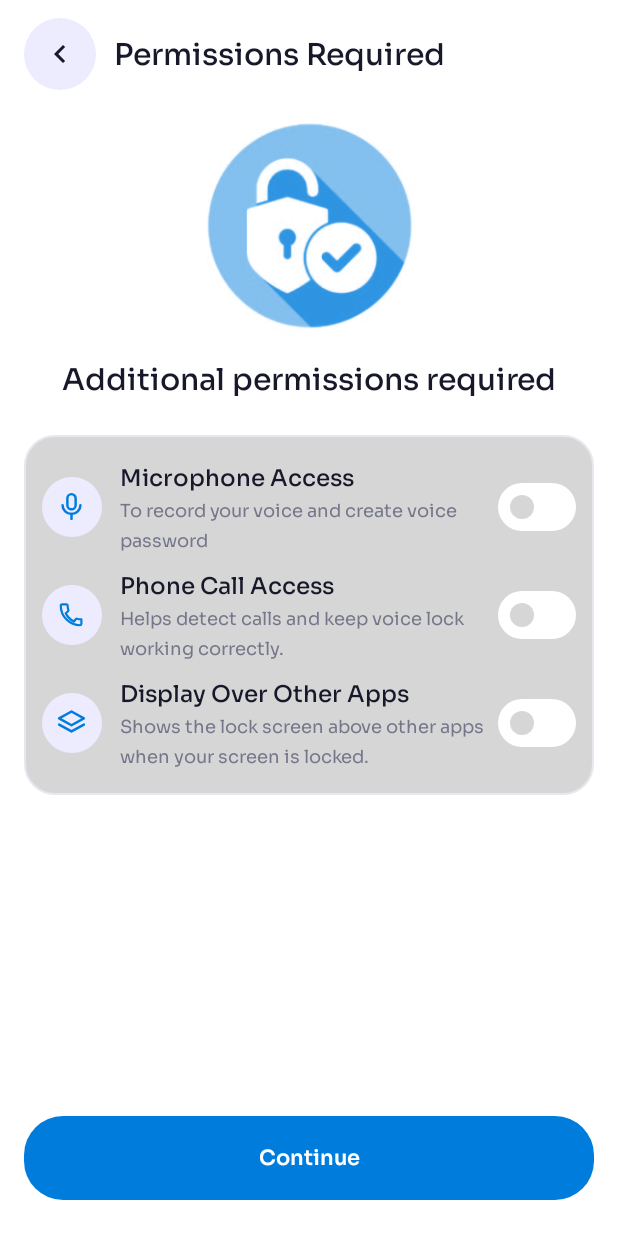
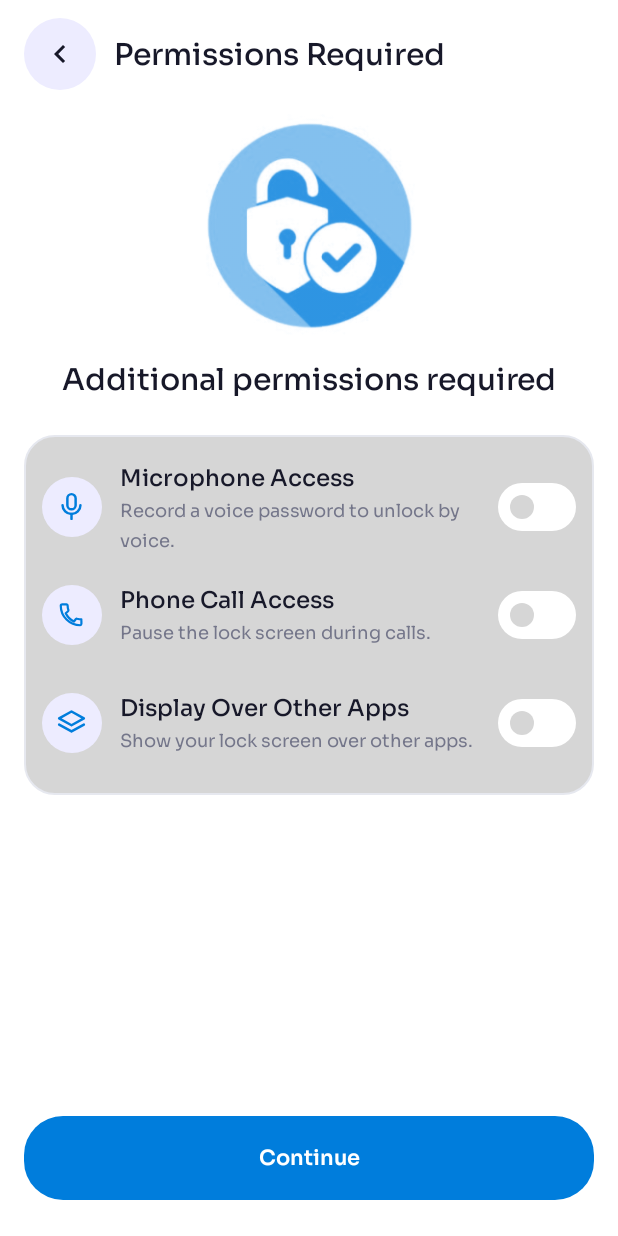
Before and after one commit to Muhammad-muaz-dev/Voice_lock_screen, an Android app: the layout fragment_permission.xml on its own in the app's theme, with its tools: preview values and no code run, on a phone screen of 412 x 824 dp. Run offline under Robolectric (Android 15) with nearby library versions, the phone set to English and light mode, and no system bars.

Commit message:
dev_muaz

```diff
--- a/app/src/main/java/com/futurecode/voicelockscreen/ui/custom/PatternLockView.kt
+++ b/app/src/main/java/com/futurecode/voicelockscreen/ui/custom/PatternLockView.kt
@@ -40,7 +40,7 @@ class PatternLockView @JvmOverloads constructor(
     private val cardRect = RectF()
 
     private val setupRingColor = ContextCompat.getColor(context, R.color.textTertiary)
-    private val setupDotColor = ContextCompat.getColor(context, R.color.primary_dark)
+    private val setupDotColor = ContextCompat.getColor(context, R.color.primary)
     private val wallpaperRingColor = ContextCompat.getColor(context, R.color.white)
     private val wallpaperNodePaint = Paint(Paint.ANTI_ALIAS_FLAG).apply {
         color = ContextCompat.getColor(context, R.color.scrim)
--- a/app/src/main/res/layout/fragment_pattern_lock.xml
+++ b/app/src/main/res/layout/fragment_pattern_lock.xml
@@ -91,7 +91,7 @@
             android:layout_width="0dp"
             android:layout_height="wrap_content"
             android:fontFamily="@font/sora_semibold"
-            android:textColor="@color/primary_dark"
+            android:textColor="@color/primary"
             android:minHeight="@dimen/spacing_max"
             android:gravity="center"
             android:background="@drawable/bg_credential_outline"
--- a/app/src/main/res/layout/fragment_permission.xml
+++ b/app/src/main/res/layout/fragment_permission.xml
@@ -162,7 +162,7 @@
                         android:layout_height="wrap_content"
                         android:layout_marginTop="@dimen/spacing_xs"
                         android:fontFamily="@font/sora_regular"
-                        android:text="@string/camera_microphone_access_desc"
+                        android:text="@string/microphone_desc"
                         android:textColor="@color/textSecondary"
                         app:layout_constraintBottom_toBottomOf="parent"
                         app:layout_constraintEnd_toEndOf="@id/tvMicrophoneTitle"
--- a/app/src/main/res/layout/fragment_security_question.xml
+++ b/app/src/main/res/layout/fragment_security_question.xml
@@ -118,7 +118,7 @@
                 android:minHeight="96dp"
                 android:padding="@dimen/spacing_lg"
                 android:textColor="@color/primary_text"
-                android:textColorHint="@color/textSecondary"
+                android:textColorHint="@color/primary"
                 app:layout_constraintEnd_toEndOf="parent"
                 app:layout_constraintStart_toStartOf="parent"
                 app:layout_constraintTop_toBottomOf="@id/tvQuestion" />
--- a/app/src/main/res/values/strings.xml
+++ b/app/src/main/res/values/strings.xml
@@ -79,11 +79,11 @@
     <string name="allow_required_permissions">Allow Required Permissions</string>
     <string name="permissions_desc">Enable these permissions so Voice Screen Lock can work correctly.</string>
     <string name="phone_call_access">Phone Call Access</string>
-    <string name="phone_call_desc">Helps detect calls and keep voice lock working correctly.</string>
+    <string name="phone_call_desc">Pause the lock screen during calls.</string>
     <string name="display_over_other_apps">Display Over Other Apps</string>
     <string name="display_over_desc">Shows the voice lock screen above other apps.</string>
     <string name="microphone_access">Microphone Access</string>
-    <string name="microphone_desc">Required to record and recognize your voice command.</string>
+    <string name="microphone_desc">Record a voice password to unlock by voice.</string>
     <string name="privacy_protected">Your privacy is protected</string>
     <string name="privacy_desc">We only use these permissions for Voice Screen Lock features.</string>
     <string name="permissions_enabled_count">%1$d of %2$d permissions enabled</string>
@@ -451,7 +451,7 @@
     <string name="pro_feature_unavailable">&#8212;</string>
     <string name="pro_price_summary">Rs 2,550.00/week after FREE 3-day trial</string>
     <string name="pro_legal_disclosure">By continuing you agree to our &lt;u&gt;Terms&lt;/u&gt; and &lt;u&gt;Privacy&lt;/u&gt; policies. Subscription is billed after the trial ends and will auto-renew. Cancel subscription anytime before trial ends to avoid charges.</string>
-    <string name="display_over_other_apps_desc">Shows the lock screen above other apps when your screen is locked.</string>
+    <string name="display_over_other_apps_desc">Show your lock screen over other apps.</string>
 
     <!-- Open Camera by Voice flow -->
     <string name="camera_permissions_heading">Additional permissions required</string>
```
Also changed, not shown: app/src/main/res/layout/item_pin_option_card.xml (+5 -7 lines), 4 other files.
